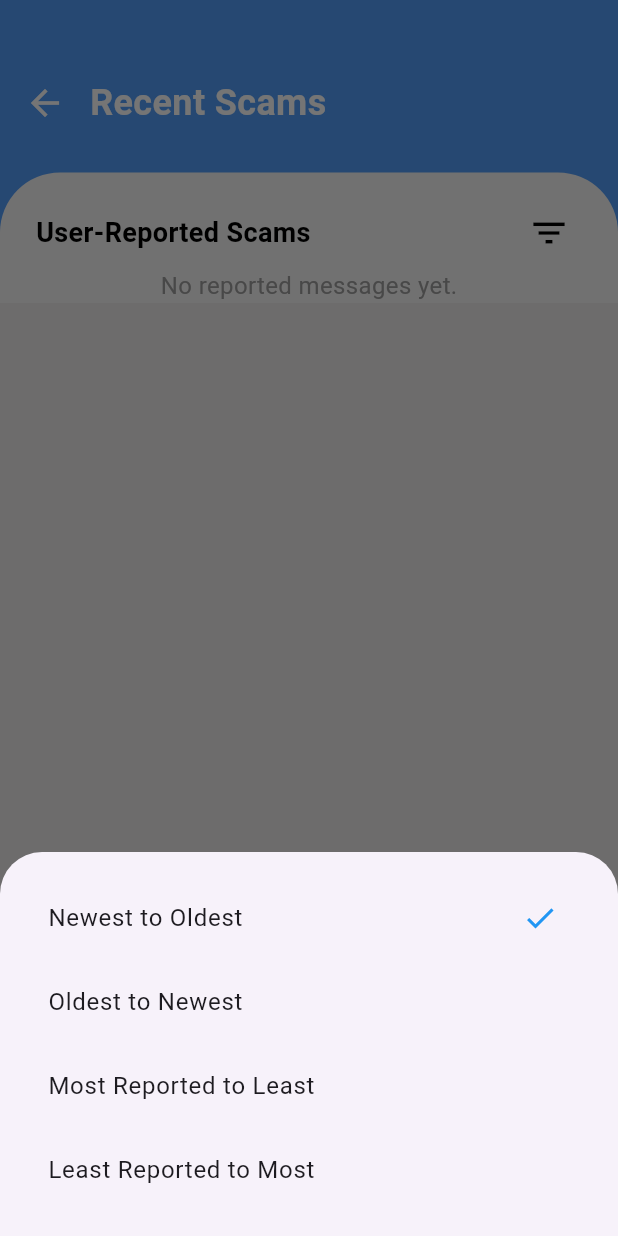
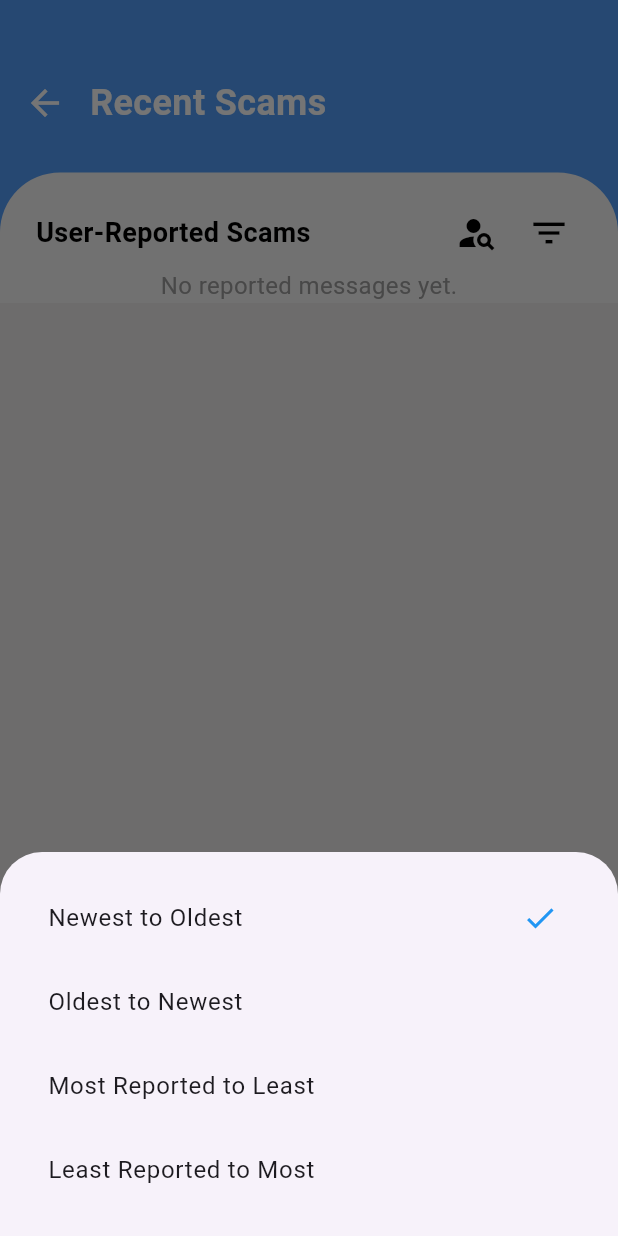
Before and after one commit to Salsheddi/2024-25_GP_7, a Flutter app: the RecentScams screen opened directly, after a tap on the "filter list" icon, on a phone screen of 412 x 824 dp. Run offline on Flutter 3.47's test engine with Material 3 defaults, Android fonts, the phone set to English and light mode, and no system bars; drawn by our look-alikes of curved_navigation_bar; our stand-ins replace cloud_firestore, firebase_auth, firebase_core, fl_chart, image_picker, material_design_icons_flutter; missing offline and left inert: google_mlkit_text_recognition; accounts and stored records are empty.

Commit message:
more adjusments

```diff
--- a/lib/Auth/RecentScams.dart
+++ b/lib/Auth/RecentScams.dart
@@ -21,6 +21,7 @@ class _ReportScamState extends State<RecentScams>
   final TextEditingController _messageController = TextEditingController();
   final FirebaseFirestore firestore = FirebaseFirestore.instance;
   final FirebaseAuth auth = FirebaseAuth.instance;
+  bool _showOnlyMyReports = false;
 
   String selectedSortOption = 'new_to_old'; // Default sorting option
 
@@ -66,30 +67,30 @@ class _ReportScamState extends State<RecentScams>
 
   // Fetch reported messages and apply sorting
   Stream<List<Map<String, dynamic>>> getReportedMessages() {
+    final currentUserId = auth.currentUser?.uid;
+
     return firestore.collection('reportedMessagesSummary').snapshots().map(
       (snapshot) {
         final messages = snapshot.docs.map((doc) {
           final data = doc.data() as Map<String, dynamic>;
-          print(
-              "Fetched message: ${data['messageContent']} - Reports: ${data['counter']}");
+          final reportedUsers = List<String>.from(data['reportedUsers'] ?? []);
 
           final latestReportTime = data['latestReportTime'] as Timestamp?;
-// Assuming 'timestamp' is stored as a Timestamp
 
           return {
             'messageContent': data['messageContent'] ?? 'Unknown Content',
             'counter': data['counter'] ?? 0,
-            'latestReportTime': latestReportTime, // Add timestamp for sorting
+            'latestReportTime': latestReportTime,
+            'reportedUsers': reportedUsers,
           };
+        }).where((message) {
+          if (_showOnlyMyReports && currentUserId != null) {
+            return message['reportedUsers'].contains(currentUserId);
+          }
+          return true; // Show all if not filtering
         }).toList();
 
-        print("Before sorting:");
-        for (var msg in messages) {
-          print(
-              "${msg['messageContent']} - Timestamp: ${msg['latestReportTime']}");
-        }
-
-        // Apply sorting based on the selected sort option
+        // Your existing sorting logic here...
         switch (selectedSortOption) {
           case 'new_to_old':
             messages.sort((a, b) {
@@ -105,7 +106,6 @@ class _ReportScamState extends State<RecentScams>
               return bTime.compareTo(aTime); // Sort newest to oldest
             });
             break;
-
           case 'old_to_new':
             messages.sort((a, b) {
               final aTimestamp = a['latestReportTime'] as Timestamp?;
@@ -120,26 +120,20 @@ class _ReportScamState extends State<RecentScams>
               return aTime.compareTo(bTime); // Sort oldest to newest
             });
             break;
-
           case 'most_to_least':
             messages.sort((a, b) {
               // Sort by most reports
               return b['counter'].compareTo(a['counter']);
             });
             break;
-
           case 'least_to_most':
             messages.sort((a, b) {
               // Sort by least reports
               return a['counter'].compareTo(b['counter']);
             });
             break;
-
-          default:
-            break;
         }
 
-        print("Total messages fetched: ${messages.length}");
         return messages;
       },
     );
@@ -247,6 +241,33 @@ class _ReportScamState extends State<RecentScams>
                               color: Colors.black,
                             ),
                           ),
+                          Row(
+                            children: [
+                              Tooltip(
+                                message: _showOnlyMyReports
+                                    ? "Showing only messages you reported"
+                                    : "Click to show only messages you reported",
+                                decoration: BoxDecoration(
+                                  color: Colors.black87,
+                                  borderRadius: BorderRadius.circular(8),
+                                ),
+                                textStyle: const TextStyle(color: Colors.white),
+                                waitDuration: const Duration(milliseconds: 500),
+                                child: IconButton(
+                                  icon: Icon(
+                                    Icons.person_search,
+                                    size: 28,
+                                    color: _showOnlyMyReports
+                                        ? Colors.blue
+                                        : Colors.black,
+                                  ),
+                                  onPressed: () {
+                                    setState(() {
+                                      _showOnlyMyReports = !_showOnlyMyReports;
+                                    });
+                                  },
+                                ),
+                              ),
                               IconButton(
                                 onPressed: _showFilterOptions,
                                 icon: const Icon(
@@ -254,6 +275,8 @@ class _ReportScamState extends State<RecentScams>
                                   size: 28,
                                   color: Colors.black,
                                 ),
+                              ),
+                            ],
                           ),
                         ],
                       ),
```
Also changed, not shown: lib/Auth/insights.dart (+136 -47 lines). Lines whose indentation alone changed are shown as unchanged.
